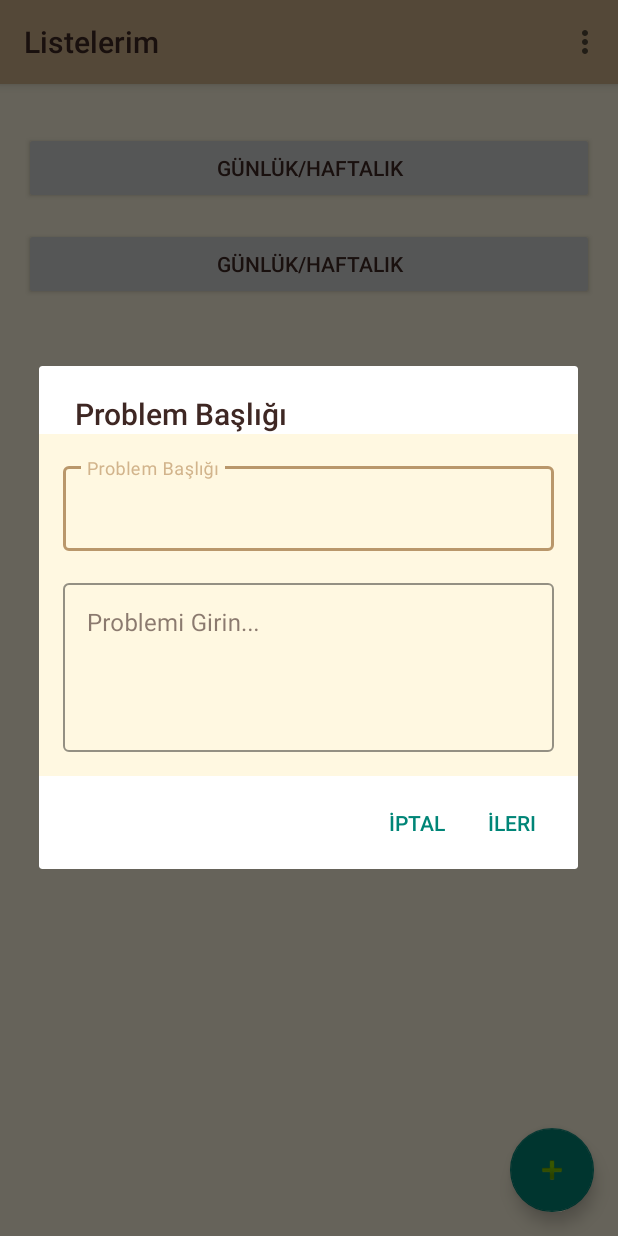
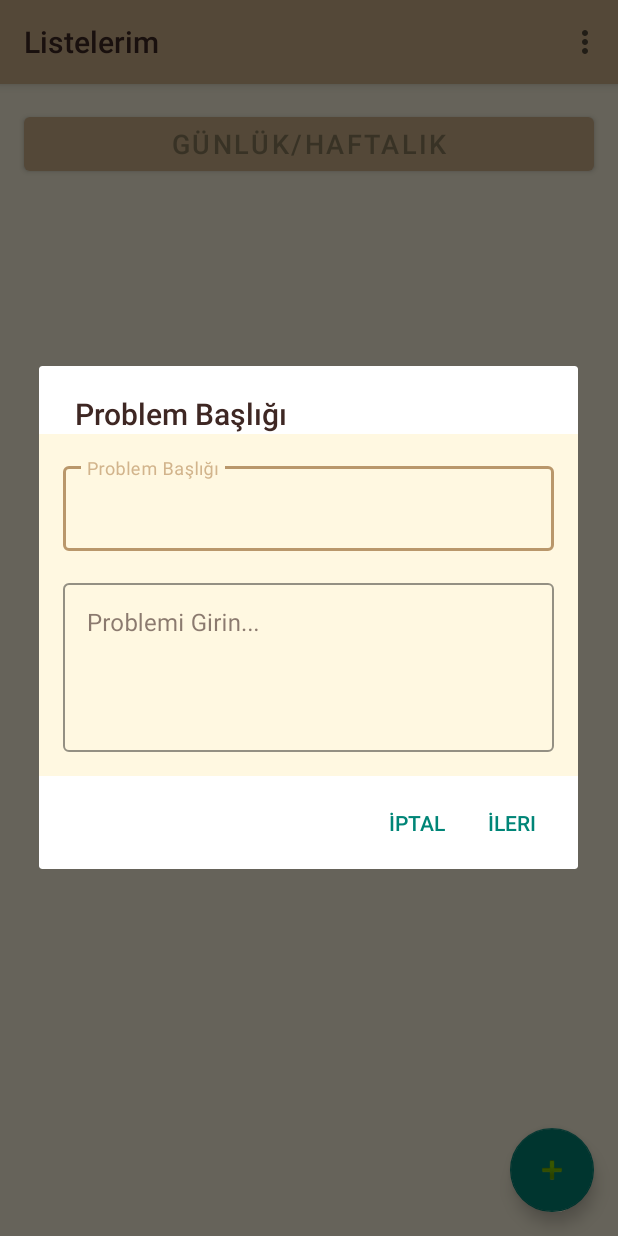
Before and after one commit to yusuf-ulgen/todolist, an Android app: the screen it shows after launch once a user with an empty profile is signed in (ListelerimActivity), in the options menu, after a tap on "Feedback", on a phone screen of 412 x 824 dp. Run offline under Robolectric (Android 15) with nearby library versions, the light colour scheme and no system bars; our stand-ins replace Firebase (no records; nobody signed in at launch, a user with empty details on screens opened directly), Room's generated code.

Commit message:
Çözüldü :) Listelerime kaydırma ekle default olan hariç. Çözüldü :) Haftalıkta eklenen görevin yanına gidilsin. Çözüldü :) Haftalıkta kaydırma çalışmıyor. Çözüldü :) Haftalıkta başa sabitleme sayfalar arasında geçiş yapınca patlıyor. Çözüldü :) Haftalıkla günlük görevler birbirinden ayrılmalı Çözüldü :) Yeni eklenen listelerde kaydırmalar sayfaya gir çık yapınca eski haline dönüyor.

```diff
--- a/app/src/main/java/com/example/todolist/AppDatabase.kt
+++ b/app/src/main/java/com/example/todolist/AppDatabase.kt
@@ -2,25 +2,15 @@ package com.example.todolist
 
 import android.content.Context
 import androidx.room.*
+import androidx.room.migration.Migration
 import androidx.sqlite.db.SupportSQLiteDatabase
-import com.example.todolist.data.DailyStat
-import com.example.todolist.data.DailyStatDao
-import com.example.todolist.data.NotificationPref
-import com.example.todolist.data.NotificationPrefDao
-import com.example.todolist.data.ResetTime
-import com.example.todolist.data.ResetTimeDao
-import com.example.todolist.data.Task
-import com.example.todolist.data.TaskDao
-import com.example.todolist.data.TaskHistory
-import com.example.todolist.data.TaskHistoryDao
-import com.example.todolist.data.Todolist
-import com.example.todolist.data.TodolistDao
+import com.example.todolist.data.*
 import kotlinx.coroutines.CoroutineScope
 import kotlinx.coroutines.Dispatchers
 import kotlinx.coroutines.launch
 
 @Database(
-    entities = [Task::class, ResetTime::class, DailyStat::class, TaskHistory::class, NotificationPref::class, Todolist::class], version = 10, exportSchema = false)
+    entities = [Task::class, ResetTime::class, DailyStat::class, TaskHistory::class, NotificationPref::class, Todolist::class], version = 11, exportSchema = false)
 abstract class AppDatabase : RoomDatabase() {
     abstract fun taskDao(): TaskDao
     abstract fun resetTimeDao(): ResetTimeDao
@@ -33,31 +23,33 @@ abstract class AppDatabase : RoomDatabase() {
         @Volatile
         private var INSTANCE: AppDatabase? = null
 
+        private val MIGRATION_10_11 = object : Migration(10, 11) {
+            override fun migrate(db: SupportSQLiteDatabase) {
+                db.execSQL(
+                    "ALTER TABLE lists ADD COLUMN sortOrder INTEGER NOT NULL DEFAULT 0"
+                )
+            }
+        }
+
         fun getDatabase(context: Context): AppDatabase =
             INSTANCE ?: synchronized(this) {
-                val instance = Room.databaseBuilder(
+                Room.databaseBuilder(
                     context.applicationContext,
                     AppDatabase::class.java,
                     "task_database"
                 )
-                    .fallbackToDestructiveMigration()
+                    .addMigrations(MIGRATION_10_11)
                     .addCallback(object : Callback() {
                         override fun onCreate(db: SupportSQLiteDatabase) {
                             super.onCreate(db)
-                            // Veritabanı ilk defa oluşturulduğunda default listeyi ekle
-                            // DAO insert() suspend olduğu için coroutine ile çağırıyoruz
-                            INSTANCE?.let { database ->
-                                CoroutineScope(Dispatchers.IO).launch {
-                                    database.todolistDao()
-                                        .insert(Todolist(name = "GÜNLÜK/HAFTALIK"))
-                                }
+                            CoroutineScope(Dispatchers.IO).launch {
+                                INSTANCE?.todolistDao()
+                                    ?.insert(Todolist(name = "GÜNLÜK/HAFTALIK"))
                             }
                         }
                     })
                     .build()
-
-                INSTANCE = instance
-                instance
+                    .also { INSTANCE = it }
             }
     }
 }
--- a/app/src/main/java/com/example/todolist/ListelerimActivity.kt
+++ b/app/src/main/java/com/example/todolist/ListelerimActivity.kt
@@ -4,13 +4,11 @@ import android.content.Intent
 import android.os.Bundle
 import android.view.Menu
 import android.view.MenuItem
-import android.widget.Button
 import android.widget.EditText
-import android.widget.LinearLayout
-import android.widget.Toast
 import androidx.appcompat.app.AlertDialog
 import androidx.appcompat.app.AppCompatActivity
 import androidx.lifecycle.lifecycleScope
+import androidx.recyclerview.widget.ItemTouchHelper
 import androidx.recyclerview.widget.LinearLayoutManager
 import androidx.recyclerview.widget.RecyclerView
 import com.example.todolist.data.Todolist
@@ -23,51 +21,91 @@ import com.google.firebase.ktx.Firebase
 import kotlinx.coroutines.Dispatchers
 import kotlinx.coroutines.launch
 import kotlinx.coroutines.withContext
+import java.util.Collections
 
 class ListelerimActivity : AppCompatActivity() {
 
     private lateinit var binding: ActivityListelerimBinding
     private lateinit var listDao: TodolistDao
-    private lateinit var recyclerView: RecyclerView
-    private var lists: List<Todolist> = emptyList()  // Listeleri tutacak bir değişken
+    private lateinit var adapter: ListelerimAdapter
+    private val lists = mutableListOf<Todolist>()
 
     companion object {
-        const val DEFAULT_LIST_ID   = 1L
+        const val DEFAULT_LIST_ID = 1L
         private const val DEFAULT_LIST_NAME = "GÜNLÜK/HAFTALIK"
     }
 
     override fun onCreate(savedInstanceState: Bundle?) {
-        // Tema’yı uygula
         ThemeHelper.applyTheme(ThemeHelper.loadTheme(this))
         super.onCreate(savedInstanceState)
         binding = ActivityListelerimBinding.inflate(layoutInflater)
         setContentView(binding.root)
         setSupportActionBar(binding.toolbar)
 
-        recyclerView = findViewById(R.id.recyclerView)
-        recyclerView.layoutManager = LinearLayoutManager(this)
-
-        // DAO al
+        // DAO
         listDao = AppDatabase.getDatabase(this).todolistDao()
 
-        // Sabit "To-Do List" butonu: default liste
-        binding.buttonTodolist.setOnClickListener {
-            startActivity(Intent(this, MainActivity::class.java))
+        // RecyclerView + Adapter
+        adapter = ListelerimAdapter(
+            lists,
+            onClick = { todo ->
+                Intent(this, MainActivity::class.java).apply {
+                    putExtra("listId", todo.id)
+                    putExtra("listName", todo.name)
+                    startActivity(this)
+                }
+            },
+            onLongClick = { todo ->
+                if (todo.id != DEFAULT_LIST_ID) confirmAndDelete(todo)
+            }
+        )
+        binding.recyclerView.apply {
+            layoutManager = LinearLayoutManager(this@ListelerimActivity)
+            adapter = this@ListelerimActivity.adapter
         }
 
-        // Veritabanından listeleri yükle ve butonlarını ekle
-        loadLists()
+        // Default liste butonu
+        binding.buttonTodolist.setOnClickListener {
+            Intent(this, MainActivity::class.java).also {
+                it.putExtra("listId", DEFAULT_LIST_ID)
+                it.putExtra("listName", DEFAULT_LIST_NAME)
+                startActivity(it)
+            }
+        }
 
-        // FAB'a basınca NewListActivity (yeni liste oluşturma ekranı) açılsın
+        // Drag & drop
+        ItemTouchHelper(object : ItemTouchHelper.SimpleCallback(
+            ItemTouchHelper.UP or ItemTouchHelper.DOWN, 0
+        ) {
+            override fun onMove(
+                rv: RecyclerView,
+                vh: RecyclerView.ViewHolder,
+                target: RecyclerView.ViewHolder
+            ): Boolean {
+                val from = vh.adapterPosition
+                val to = target.adapterPosition
+                // Default listeyi taşıma
+                if (lists[from].id == DEFAULT_LIST_ID || lists[to].id == DEFAULT_LIST_ID) {
+                    return false
+                }
+                Collections.swap(lists, from, to)
+                adapter.notifyItemMoved(from, to)
+
+                lifecycleScope.launch(Dispatchers.IO) {
+                    lists.forEachIndexed { idx, todoList ->
+                        todoList.sortOrder = idx
+                        }
+                    listDao.updateList(*lists.toTypedArray())
+                    }
+                return true
+            }
+            override fun onSwiped(vh: RecyclerView.ViewHolder, dir: Int) = Unit
+        }).attachToRecyclerView(binding.recyclerView)
+
+        // Yeni liste oluşturma
         binding.fab.setOnClickListener {
             startActivity(Intent(this, NewListActivity::class.java))
         }
-
-        recyclerView.adapter = ListelerimAdapter(lists) { position ->
-            if (lists[position].id == 1L) return@ListelerimAdapter
-            showDeleteConfirmationDialog(position)
-        }
-        loadLists()
     }
 
     override fun onResume() {
@@ -75,19 +113,15 @@ class ListelerimActivity : AppCompatActivity() {
         loadLists()
     }
 
-    override fun onCreateOptionsMenu(menu: Menu): Boolean {
-        menuInflater.inflate(R.menu.menu_main, menu)
-        return true
-    }
+    override fun onCreateOptionsMenu(menu: Menu) = menuInflater.inflate(R.menu.menu_main, menu).let { true }
 
-    override fun onOptionsItemSelected(item: MenuItem): Boolean {
-        return when (item.itemId) {
+    override fun onOptionsItemSelected(item: MenuItem) = when (item.itemId) {
         R.id.action_settings -> {
             startActivity(Intent(this, Settings::class.java))
             true
         }
         R.id.action_feedback -> {
-                showFeedbackDialog()   // Aynı metodu kullanabilirsiniz
+            showFeedbackDialog()
             true
         }
         R.id.action_logout -> {
@@ -98,154 +132,67 @@ class ListelerimActivity : AppCompatActivity() {
         }
         else -> super.onOptionsItemSelected(item)
     }
-    }
 
     private fun loadLists() {
         lifecycleScope.launch {
-            // 1) IO thread’inde önce tabloyu kontrol edelim
             withContext(Dispatchers.IO) {
-                val all = listDao.getAllLists()
-                if (all.isEmpty()) {
-                    // boşsa default listeyi ekle
+                if (listDao.getAllLists().isEmpty()) {
                     listDao.insertList(Todolist(name = DEFAULT_LIST_NAME))
                 }
             }
-
-            // 2) sonra tekrar çek ve ekle
-            lists = withContext(Dispatchers.IO) {
-                listDao.getAllLists()
-            }
-
-            // 3) UI’ı güncelle
-            binding.buttonContainer.removeAllViews()
-            lists.forEach { todoList ->
-                addListButton(todoList)
-            }
+            val all = withContext(Dispatchers.IO) { listDao.getAllLists() }
+            lists.clear()
+            // Default liste hariç diğer tüm listeleri ekle
+            lists.addAll(all.filter { it.id != DEFAULT_LIST_ID })
+            adapter.notifyDataSetChanged()
         }
     }
 
-    private fun onListItemClick(listId: Long) {
-        val intent = Intent(this, MainActivity::class.java)
-        intent.putExtra("listId", listId) // Yeni listeyi MainActivity'ye gönder
-        startActivity(intent)
-    }
-
-    private fun addListButton(todoList: Todolist) {
-        val marginPx = (16 * resources.displayMetrics.density).toInt()
-        val btn = Button(this).apply {
-            text = todoList.name
-            layoutParams = LinearLayout.LayoutParams(
-                LinearLayout.LayoutParams.MATCH_PARENT,
-                LinearLayout.LayoutParams.WRAP_CONTENT
-            ).apply { topMargin = marginPx }
-
-            // Kısa tık: listeyi aç
-            setOnClickListener {
-                Intent(this@ListelerimActivity, MainActivity::class.java).also { intent ->
-                    intent.putExtra("listId", todoList.id)
-                    intent.putExtra("listName", todoList.name)
-                    startActivity(intent)
-                }
-            }
-
-            // Sadece DEFAULT_LIST_ID olmayanlara uzun basma ekle
-            if (todoList.id != DEFAULT_LIST_ID) {
-                setOnLongClickListener {
-                    AlertDialog.Builder(this@ListelerimActivity)
+    private fun confirmAndDelete(todo: Todolist) {
+        AlertDialog.Builder(this)
             .setTitle("Silme Onayı")
-                        .setMessage("“${todoList.name}” listesini silmek istediğinize emin misiniz?")
+            .setMessage("“${todo.name}” listesini silmek istediğinize emin misiniz?")
             .setPositiveButton("Evet") { _, _ ->
-                            lifecycleScope.launch {
-                                withContext(Dispatchers.IO) {
-                                    listDao.delete(todoList)
-                                }
+                lifecycleScope.launch(Dispatchers.IO) {
+                    listDao.delete(todo)
                     loadLists()
                 }
             }
             .setNegativeButton("Hayır", null)
             .show()
-                    true
-                }
-            }
-        }
-        binding.buttonContainer.addView(btn)
-    }
-
-    fun showDeleteConfirmationDialog(position: Int) {
-        AlertDialog.Builder(this)
-            .setTitle("Silme Onayı")
-            .setMessage("Bu listeyi silmek istediğinizden emin misiniz?")
-            .setPositiveButton("Evet") { _, _ ->
-                deleteList(position)  // Position parametresi ile listeyi sil
-            }
-            .setNegativeButton("Hayır", null)
-            .show()
-    }
-
-
-    fun deleteList(position: Int) {
-        val listToDelete = lists[position]  // Bu listedeki öğeyi alıyoruz
-        if (listToDelete.id == 1L) {
-            Toast.makeText(this, "Varsayılan liste silinemez", Toast.LENGTH_SHORT).show()
-            return
-        }
-        lifecycleScope.launch {
-            withContext(Dispatchers.IO) {
-                listDao.delete(listToDelete) // Veritabanından silme işlemi
-            }
-            // Listeden silinen öğeyi UI'dan kaldır
-            loadLists()  // Listeyi tekrar yükleyelim
-        }
     }
 
     private fun showFeedbackDialog() {
-        val dialogView = layoutInflater.inflate(R.layout.feedback_dialog, null)
-        val titleEditText = dialogView.findViewById<EditText>(R.id.feedbackTitleEditText)
-        val messageEditText = dialogView.findViewById<EditText>(R.id.feedbackMessageEditText)
+        val view = layoutInflater.inflate(R.layout.feedback_dialog, null)
+        val titleEt = view.findViewById<EditText>(R.id.feedbackTitleEditText)
+        val msgEt = view.findViewById<EditText>(R.id.feedbackMessageEditText)
 
-        android.app.AlertDialog.Builder(this)
+        AlertDialog.Builder(this)
             .setTitle("Problem Başlığı")
-            .setView(dialogView)
+            .setView(view)
             .setPositiveButton("İleri") { _, _ ->
-                val title = titleEditText.text.toString().trim()
-                val message = messageEditText.text.toString().trim()
-
-                // Hataları EditText üzerinde göster
-                var valid = true
-                if (title.isEmpty()) {
-                    titleEditText.error = "Lütfen bir başlık girin!"
-                    titleEditText.requestFocus()
-                    valid = false
+                val title = titleEt.text.toString().trim()
+                val msg = msgEt.text.toString().trim()
+                if (title.isEmpty() || msg.isEmpty()) {
+                    if (title.isEmpty()) titleEt.error = "Başlık girin"
+                    if (msg.isEmpty()) msgEt.error = "Mesaj girin"
+                    return@setPositiveButton
                 }
-                if (message.isEmpty()) {
-                    messageEditText.error = "Lütfen probleminizi girin!"
-                    if (valid) messageEditText.requestFocus()
-                    valid = false
-                }
-                if (!valid) return@setPositiveButton
-
-                showSubmitFeedbackDialog(title, message)
+                submitFeedback(title, msg)
             }
             .setNegativeButton("İptal", null)
             .show()
     }
 
-    private fun showSubmitFeedbackDialog(title: String, message: String) {
-        android.app.AlertDialog.Builder(this)
-            .setTitle("Geri Bildirim")
-            .setMessage("Başlık: $title\nProblem: $message\n\nGöndermek istiyor musunuz?")
-            .setPositiveButton("Gönder") { _, _ ->
-                // Firestore referansı
+    private fun submitFeedback(title: String, message: String) {
         val db = Firebase.firestore
-                // Belge verisi
         val data = mapOf(
-                    "title"     to title,
-                    "message"   to message,
+            "title" to title,
+            "message" to message,
             "timestamp" to System.currentTimeMillis(),
-                    "userId"    to FirebaseAuth.getInstance().currentUser?.uid,
+            "userId" to FirebaseAuth.getInstance().currentUser?.uid,
             "userEmail" to FirebaseAuth.getInstance().currentUser?.email
         )
-                // yaz
         db.collection("feedbacks")
             .add(data)
             .addOnSuccessListener {
@@ -255,7 +202,4 @@ class ListelerimActivity : AppCompatActivity() {
                 Snackbar.make(binding.root, "Gönderilemedi: ${e.message}", Snackbar.LENGTH_LONG).show()
             }
     }
-            .setNegativeButton("İptal", null)
-            .show()
 }
-}
--- a/app/src/main/java/com/example/todolist/ListelerimAdapter.kt
+++ b/app/src/main/java/com/example/todolist/ListelerimAdapter.kt
@@ -6,29 +6,34 @@ import androidx.recyclerview.widget.RecyclerView
 import com.example.todolist.data.Todolist
 import com.example.todolist.databinding.ItemListBinding
 
-class ListelerimAdapter(private val lists: List<Todolist>, private val onLongClick: (Int) -> Unit) :
-    RecyclerView.Adapter<ListelerimAdapter.ListViewHolder>() {
+class ListelerimAdapter(
+    private val lists: MutableList<Todolist>,
+    private val onClick: (Todolist) -> Unit,
+    private val onLongClick: (Todolist) -> Unit
+) : RecyclerView.Adapter<ListelerimAdapter.ListViewHolder>() {
 
     override fun onCreateViewHolder(parent: ViewGroup, viewType: Int): ListViewHolder {
-        val binding = ItemListBinding.inflate(LayoutInflater.from(parent.context), parent, false)
+        val binding = ItemListBinding.inflate(
+            LayoutInflater.from(parent.context),
+            parent,
+            false
+        )
         return ListViewHolder(binding)
     }
 
     override fun onBindViewHolder(holder: ListViewHolder, position: Int) {
-        val currentItem = lists[position]
-        holder.bind(currentItem)
-        holder.itemView.setOnLongClickListener {
-            onLongClick(position) // Long click olayını tetikler
-            true
+        val todo = lists[position]
+        holder.binding.listItemButton.apply {
+            text = todo.name
+            setOnClickListener { onClick(todo) }
+            setOnLongClickListener {
+                onLongClick(todo)
+                true
+            }
         }
     }
 
     override fun getItemCount(): Int = lists.size
 
-    class ListViewHolder(private val binding: ItemListBinding) : RecyclerView.ViewHolder(binding.root) {
-
-        fun bind(todoList: Todolist) {
-            binding.listName.text = todoList.name
-        }
-    }
+    class ListViewHolder(val binding: ItemListBinding) : RecyclerView.ViewHolder(binding.root)
 }
--- a/app/src/main/java/com/example/todolist/TaskDao.kt
+++ b/app/src/main/java/com/example/todolist/TaskDao.kt
@@ -10,26 +10,29 @@ interface TaskDao {
     @Delete
     suspend fun deleteTask(task: Task)
 
-    @Query("SELECT * FROM tasks ORDER BY isPinned DESC, sortOrder ASC")
+    @Update
+    suspend fun updateTask(task: Task)
+
+    @Query(" SELECT * FROM tasks ORDER BY isPinned DESC, sortOrder ASC")
     suspend fun getAllTasks(): List<Task>
-
-    @Update suspend fun updateTask(task: Task)
 
     @Query("SELECT * FROM tasks WHERE time = :time LIMIT 1")
     suspend fun getTaskByTime(time: String): Task?
 
-    @Query("SELECT * FROM tasks WHERE time != '' AND time != 'Saat'")
+
+    @Query(" SELECT * FROM tasks WHERE time != '' AND time != 'Saat' ORDER BY isPinned DESC, sortOrder ASC")
     suspend fun getAllTimedTasks(): List<Task>
 
-    @Query("SELECT * FROM tasks WHERE userId = :userId ORDER BY isPinned DESC, sortOrder ASC")
+    @Query(" SELECT * FROM tasks WHERE userId = :userId ORDER BY isPinned DESC, sortOrder ASC")
     suspend fun getTasksByUserId(userId: String): List<Task>
 
     @Query("SELECT * FROM tasks WHERE time = :time AND userId = :userId LIMIT 1")
     suspend fun getTaskByTimeAndUserId(time: String, userId: String): Task?
 
-    @Query("SELECT * FROM tasks WHERE userId = :uid AND weekday = :day")
-    fun getTasksByWeekday(uid: String, day: String): List<Task>
 
-    @Query("SELECT * FROM tasks WHERE listId = :listId")
-    fun getTasksByListId(listId: Long): List<Task>  // listId'ye göre görevleri döndürür
+    @Query("SELECT * FROM tasks WHERE userId = :uid AND weekday = :day ORDER BY isPinned DESC, sortOrder ASC")
+    suspend fun getTasksByWeekday(uid: String, day: String): List<Task>
+
+    @Query("SELECT * FROM tasks WHERE listId = :listId AND (weekday IS NULL OR weekday = '') ORDER BY isPinned DESC, sortOrder ASC")
+    suspend fun getTasksByListId(listId: Long): List<Task>
 }
--- a/app/src/main/java/com/example/todolist/Todolist.kt
+++ b/app/src/main/java/com/example/todolist/Todolist.kt
@@ -6,5 +6,6 @@ import androidx.room.PrimaryKey
 @Entity(tableName = "lists")
 data class Todolist(
     @PrimaryKey(autoGenerate = true) val id: Long = 0,
-    val name: String
+    val name: String,
+    var sortOrder: Int = 0
 )
--- a/app/src/main/java/com/example/todolist/TodolistDao.kt
+++ b/app/src/main/java/com/example/todolist/TodolistDao.kt
@@ -4,10 +4,11 @@ import androidx.room.Dao
 import androidx.room.Delete
 import androidx.room.Insert
 import androidx.room.Query
+import androidx.room.Update
 
 @Dao
 interface TodolistDao {
-    @Query("SELECT * FROM lists ORDER BY id ASC")
+    @Query("SELECT * FROM lists ORDER BY sortOrder ASC")
     suspend fun getAllLists(): List<Todolist>
 
     @Insert
@@ -18,4 +19,7 @@ interface TodolistDao {
 
     @Delete
     suspend fun delete(todolist: Todolist)
+
+    @Update
+    suspend fun updateList(vararg todoLists: Todolist)
 }
--- a/app/src/main/res/layout/activity_listelerim.xml
+++ b/app/src/main/res/layout/activity_listelerim.xml
@@ -5,6 +5,7 @@
     android:layout_width="match_parent"
     android:layout_height="match_parent">
 
+    <!-- AppBar + Toolbar -->
     <com.google.android.material.appbar.AppBarLayout
         android:layout_width="match_parent"
         android:layout_height="wrap_content">
@@ -17,32 +18,36 @@
 
     </com.google.android.material.appbar.AppBarLayout>
 
-    <ScrollView
-        android:id="@+id/scrollView"
+    <!-- Statik Default Liste + RecyclerView -->
+    <LinearLayout
+        android:orientation="vertical"
         android:layout_width="match_parent"
         android:layout_height="match_parent"
-        app:layout_behavior="@string/appbar_scrolling_view_behavior"
-        android:fillViewport="true">
+        app:layout_behavior="@string/appbar_scrolling_view_behavior">
 
-        <LinearLayout
-            android:id="@+id/buttonContainer"
+        <!-- Default liste butonu -->
+        <com.google.android.material.button.MaterialButton
+            android:id="@+id/buttonTodolist"
+            style="@style/Widget.MaterialComponents.Button"
             android:layout_width="match_parent"
             android:layout_height="wrap_content"
-            android:orientation="vertical"
-            android:padding="16dp">
+            android:layout_margin="16dp"
+            android:text="GÜNLÜK/HAFTALIK"
+            android:textAllCaps="false"
+            android:textSize="18sp"/>
 
-            <com.google.android.material.button.MaterialButton
-                android:id="@+id/buttonTodolist"
-                android:layout_width="match_parent"
-                android:layout_height="wrap_content"
-                android:text="GÜNLÜK/HAFTALIK"
-                android:textSize="18sp"
-                app:backgroundTint="?attr/colorPrimary"
-                android:textColor="?attr/colorOnPrimary" />
+        <!-- Tüm diğer listeler buraya gelecek -->
+        <androidx.recyclerview.widget.RecyclerView
+            android:id="@+id/recyclerView"
+            android:layout_width="match_parent"
+            android:layout_height="0dp"
+            android:layout_weight="1"
+            android:paddingStart="16dp"
+            android:paddingEnd="16dp" />
 
-        </LinearLayout>
-    </ScrollView>
+    </LinearLayout>
 
+    <!-- FAB -->
     <com.google.android.material.floatingactionbutton.FloatingActionButton
         android:id="@+id/fab"
         android:layout_width="wrap_content"
@@ -51,11 +56,4 @@
         android:layout_margin="16dp"
         app:srcCompat="@android:drawable/ic_input_add" />
 
-    <androidx.recyclerview.widget.RecyclerView
-        android:id="@+id/recyclerView"
-        android:layout_width="match_parent"
-        android:layout_height="wrap_content"
-        android:layout_marginTop="16dp"
-        android:padding="8dp" />
-
 </androidx.coordinatorlayout.widget.CoordinatorLayout>
```
Also changed, not shown: app/src/main/java/com/example/todolist/MainActivity.kt (+73 -22 lines), app/src/main/java/com/example/todolist/TaskAdapter.kt (+5 -5 lines), app/src/main/res/layout/item_list.xml (+9 -24 lines). Lines whose indentation alone changed are shown as unchanged.
